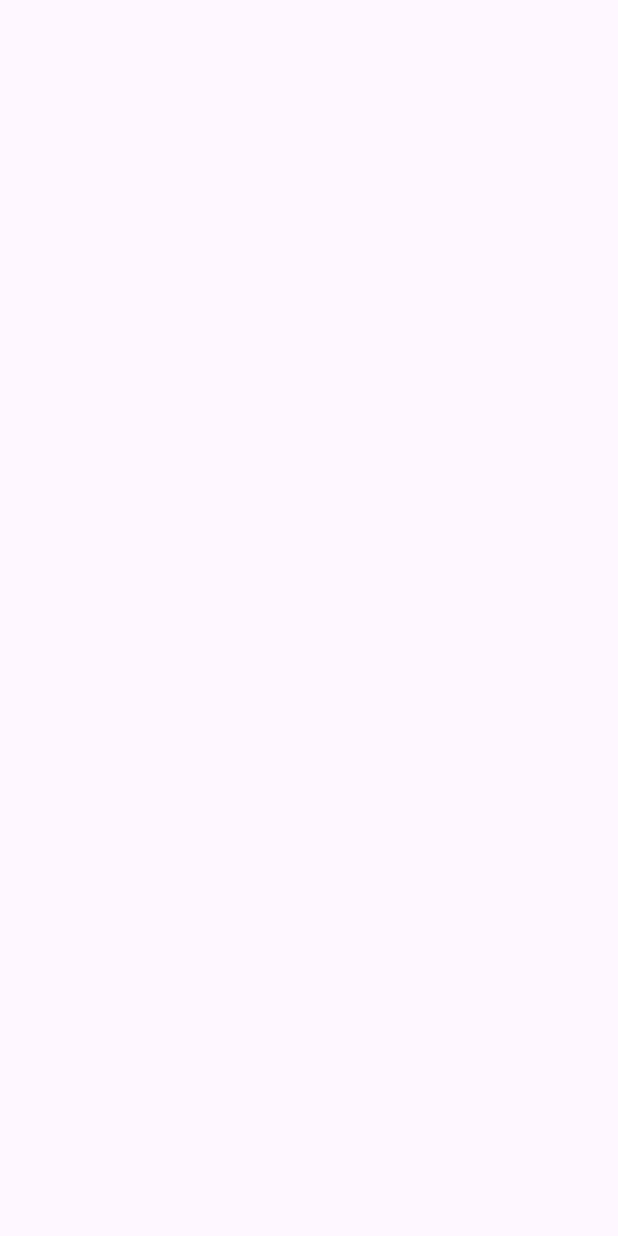
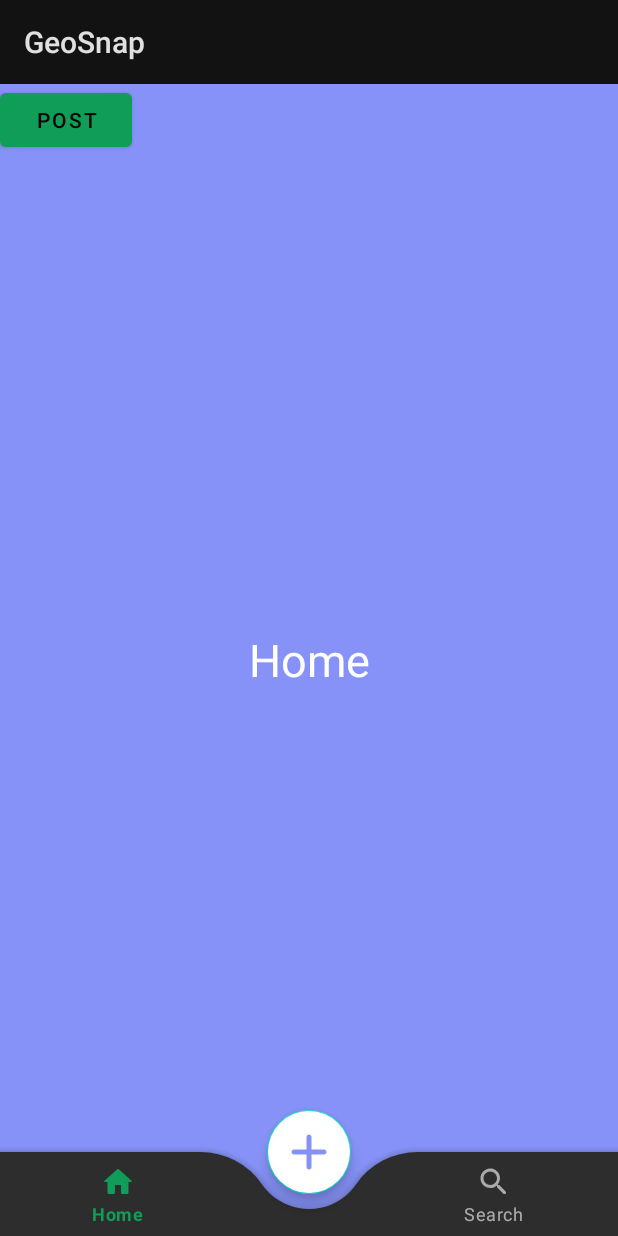
Before and after one commit to AriZume/TechLog23-24, an Android app: the screen it shows after launch (MainActivity), on a phone screen of 412 x 824 dp. Before the commit the screen is empty. Run offline under Robolectric (Android 15) with nearby library versions, the phone set to English and light mode, and no system bars.

Commit message:
UI layout w/o post fuction

```diff
--- a/project/app/src/main/AndroidManifest.xml
+++ b/project/app/src/main/AndroidManifest.xml
@@ -10,8 +10,11 @@
         android:label="@string/app_name"
         android:roundIcon="@mipmap/ic_launcher_round"
         android:supportsRtl="true"
-        android:theme="@style/Theme.GeoSnap"
+        android:theme="@style/Theme.Fab_Bottom_app_bar"
         tools:targetApi="31">
+        <activity
+            android:name=".PostActivity"
+            android:exported="false" />
         <activity
             android:name=".MainActivity"
             android:exported="true">
--- /dev/null
+++ b/project/app/src/main/java/com/example/geosnap/HomeFragment.java
@@ -0,0 +1,18 @@
+package com.example.geosnap;
+
+import android.os.Bundle;
+
+import androidx.fragment.app.Fragment;
+
+import android.view.LayoutInflater;
+import android.view.View;
+import android.view.ViewGroup;
+
+public class HomeFragment extends Fragment {
+    @Override
+    public View onCreateView(LayoutInflater inflater, ViewGroup container,
+                             Bundle savedInstanceState) {
+        // Inflate the layout for this fragment
+        return inflater.inflate(R.layout.fragment_home, container, false);
+    }
+}
--- a/project/app/src/main/java/com/example/geosnap/MainActivity.java
+++ b/project/app/src/main/java/com/example/geosnap/MainActivity.java
@@ -1,15 +1,49 @@
 package com.example.geosnap;
 
 import androidx.appcompat.app.AppCompatActivity;
-
-
+import androidx.fragment.app.Fragment;
+import androidx.fragment.app.FragmentManager;
+import androidx.fragment.app.FragmentTransaction;
 import android.os.Bundle;
 
+import android.content.Intent;
+import android.widget.Button;
+
+import com.example.geosnap.databinding.ActivityMainBinding;
+
 public class MainActivity extends AppCompatActivity {
-
+    ActivityMainBinding binding;
     @Override
     protected void onCreate(Bundle savedInstanceState) {
         super.onCreate(savedInstanceState);
-        setContentView(R.layout.activity_main);
+        binding = ActivityMainBinding.inflate(getLayoutInflater());
+        setContentView(binding.getRoot());
+
+        replaceFragment(new HomeFragment());
+        binding.bottomNavigationView.setBackground(null);
+        binding.bottomNavigationView.setOnItemSelectedListener(item -> {
+            int id = item.getItemId();
+            if(id == R.id.home){
+                replaceFragment(new HomeFragment());
+            } else if (id == R.id.search) {
+                replaceFragment(new SearchFragment());
+            }
+            return false;
+        });
+
+        Button postBtn = findViewById(R.id.postBtn);
+        postBtn.setOnClickListener(v -> openPostActivity());
+    }
+
+    private void replaceFragment(Fragment fragment) {
+        FragmentManager fragmentManager = getSupportFragmentManager();
+        FragmentTransaction fragmentTransaction = fragmentManager.beginTransaction();
+        fragmentTransaction.replace(R.id.frame_layout, fragment);
+        fragmentTransaction.commit();
+    }
+
+    public void openPostActivity(){
+        Intent intent = new Intent(MainActivity.this, PostActivity.class);
+        startActivity(intent);
     }
 }
--- /dev/null
+++ b/project/app/src/main/res/drawable/ic_add.xml
@@ -0,0 +1,5 @@
+<vector android:height="24dp" android:tint="#000000"
+    android:viewportHeight="24" android:viewportWidth="24"
+    android:width="24dp" xmlns:android="http://schemas.android.com/apk/res/android">
+    <path android:fillColor="@android:color/white" android:pathData="M18,13h-5v5c0,0.55 -0.45,1 -1,1s-1,-0.45 -1,-1v-5H6c-0.55,0 -1,-0.45 -1,-1s0.45,-1 1,-1h5V6c0,-0.55 0.45,-1 1,-1s1,0.45 1,1v5h5c0.55,0 1,0.45 1,1s-0.45,1 -1,1z"/>
+</vector>
--- /dev/null
+++ b/project/app/src/main/res/drawable/ic_home.xml
@@ -0,0 +1,5 @@
+<vector android:height="24dp" android:tint="#000000"
+    android:viewportHeight="24" android:viewportWidth="24"
+    android:width="24dp" xmlns:android="http://schemas.android.com/apk/res/android">
+    <path android:fillColor="@android:color/white" android:pathData="M10,19v-5h4v5c0,0.55 0.45,1 1,1h3c0.55,0 1,-0.45 1,-1v-7h1.7c0.46,0 0.68,-0.57 0.33,-0.87L12.67,3.6c-0.38,-0.34 -0.96,-0.34 -1.34,0l-8.36,7.53c-0.34,0.3 -0.13,0.87 0.33,0.87H5v7c0,0.55 0.45,1 1,1h3c0.55,0 1,-0.45 1,-1z"/>
+</vector>
--- /dev/null
+++ b/project/app/src/main/res/drawable/ic_search.xml
@@ -0,0 +1,5 @@
+<vector android:height="24dp" android:tint="#000000"
+    android:viewportHeight="24" android:viewportWidth="24"
+    android:width="24dp" xmlns:android="http://schemas.android.com/apk/res/android">
+    <path android:fillColor="@android:color/white" android:pathData="M15.5,14h-0.79l-0.28,-0.27c1.2,-1.4 1.82,-3.31 1.48,-5.34 -0.47,-2.78 -2.79,-5 -5.59,-5.34 -4.23,-0.52 -7.79,3.04 -7.27,7.27 0.34,2.8 2.56,5.12 5.34,5.59 2.03,0.34 3.94,-0.28 5.34,-1.48l0.27,0.28v0.79l4.25,4.25c0.41,0.41 1.08,0.41 1.49,0 0.41,-0.41 0.41,-1.08 0,-1.49L15.5,14zM9.5,14C7.01,14 5,11.99 5,9.5S7.01,5 9.5,5 14,7.01 14,9.5 11.99,14 9.5,14z"/>
+</vector>
--- a/project/app/src/main/res/layout/activity_main.xml
+++ b/project/app/src/main/res/layout/activity_main.xml
@@ -1,11 +1,57 @@
 <?xml version="1.0" encoding="utf-8"?>
-<androidx.constraintlayout.widget.ConstraintLayout xmlns:android="http://schemas.android.com/apk/res/android"
+<androidx.constraintlayout.widget.ConstraintLayout
+    xmlns:android="http://schemas.android.com/apk/res/android"
     xmlns:app="http://schemas.android.com/apk/res-auto"
     xmlns:tools="http://schemas.android.com/tools"
     android:layout_width="match_parent"
     android:layout_height="match_parent"
     tools:context=".MainActivity">
 
+    <androidx.coordinatorlayout.widget.CoordinatorLayout
+        android:layout_width="match_parent"
+        android:layout_height="match_parent"
+        android:background="@color/lavender"
+        tools:context=".MainActivity">
+        <FrameLayout
+            android:layout_width="match_parent"
+            android:layout_height="match_parent"
+            android:id="@+id/frame_layout"/>
+        <com.google.android.material.bottomappbar.BottomAppBar
+            android:layout_width="match_parent"
+            android:layout_height="wrap_content"
+            android:id="@+id/bottomAppBar"
+            android:layout_gravity="bottom"
+            android:background="@color/white"
+            app:fabCradleMargin="10dp"
+            app:fabCradleRoundedCornerRadius="50dp">
+            <com.google.android.material.bottomnavigation.BottomNavigationView
+                android:layout_width="wrap_content"
+                android:layout_height="wrap_content"
+                android:id="@+id/bottomNavigationView"
+                android:layout_marginEnd="20dp"
+                app:labelVisibilityMode="labeled"
+                android:background="@android:color/transparent"
+                app:menu="@menu/bottom_nav_menu"/>
+        </com.google.android.material.bottomappbar.BottomAppBar>
 
+        <com.google.android.material.floatingactionbutton.FloatingActionButton
+            android:layout_width="wrap_content"
+            android:layout_height="wrap_content"
+            android:backgroundTint="@color/white"
+            android:src="@drawable/ic_add"
+            app:layout_anchor="@id/bottomAppBar"
+            app:maxImageSize="40dp"
+            app:tint ="@color/lavender"/>
+    </androidx.coordinatorlayout.widget.CoordinatorLayout>
+
+    <Button
+        android:id="@+id/postBtn"
+        android:layout_width="wrap_content"
+        android:layout_height="wrap_content"
+        android:layout_alignParentStart="true"
+        android:layout_centerHorizontal="true"
+        android:layout_marginStart="16dp"
+        android:layout_marginTop="5dp"
+        android:text="Post" />
 
 </androidx.constraintlayout.widget.ConstraintLayout>
--- /dev/null
+++ b/project/app/src/main/res/layout/fragment_home.xml
@@ -0,0 +1,16 @@
+<?xml version="1.0" encoding="utf-8"?>
+<FrameLayout xmlns:android="http://schemas.android.com/apk/res/android"
+    xmlns:tools="http://schemas.android.com/tools"
+    android:layout_width="match_parent"
+    android:layout_height="match_parent"
+    android:background="@color/lavender"
+    tools:context=".HomeFragment">
+    <!-- TODO: Update blank fragment layout -->
+    <TextView
+        android:layout_width="match_parent"
+        android:layout_height="match_parent"
+        android:text="Home"
+        android:gravity="center"
+        android:textSize="30sp"
+        android:textColor="@color/white"/>
+</FrameLayout>
--- /dev/null
+++ b/project/app/src/main/res/menu/bottom_nav_menu.xml
@@ -0,0 +1,16 @@
+<?xml version="1.0" encoding="utf-8"?>
+<menu xmlns:android="http://schemas.android.com/apk/res/android">
+    <item
+        android:id="@+id/home"
+        android:title="Home"
+        android:icon="@drawable/ic_home"/>
+    <item
+        android:id="@+id/fab"
+        android:title=""
+        android:enabled="false"/>
+
+    <item
+        android:id="@+id/search"
+        android:title="Search"
+        android:icon="@drawable/ic_search"/>
+</menu>
--- a/project/app/src/main/res/values/strings.xml
+++ b/project/app/src/main/res/values/strings.xml
@@ -1,3 +1,5 @@
 <resources>
     <string name="app_name">GeoSnap</string>
+    <!-- TODO: Remove or change this placeholder text -->
+    <string name="hello_blank_fragment">Hello blank fragment</string>
 </resources>
--- /dev/null
+++ b/project/app/src/main/res/values/styles.xml
@@ -0,0 +1,11 @@
+<?xml version="1.0" encoding="utf-8"?>
+<resources>
+
+    <!-- Base application theme. -->
+    <style name="Theme.Fab_Bottom_app_bar" parent="Theme.MaterialComponents">
+        <item name="colorPrimary">#0F9D58</item>
+        <item name="colorPrimaryVariant">#0F9D58</item>
+        <item name="colorOnPrimary">#000</item>
+    </style>
+
+</resources>
```
Also changed, not shown: project/app/build.gradle.kts (+7 -1 lines), project/app/src/main/java/com/example/geosnap/PostActivity.java (added, +17 -0 lines), project/app/src/main/java/com/example/geosnap/SearchFragment.java (added, +18 -0 lines), project/app/src/main/res/layout/activity_post.xml (added, +11 -0 lines), project/app/src/main/res/layout/fragment_search.xml (added, +16 -0 lines), project/app/src/main/res/values/colors.xml (+10 -0 lines), project/app/src/main/res/values/themes.xml (+12 -5 lines).
